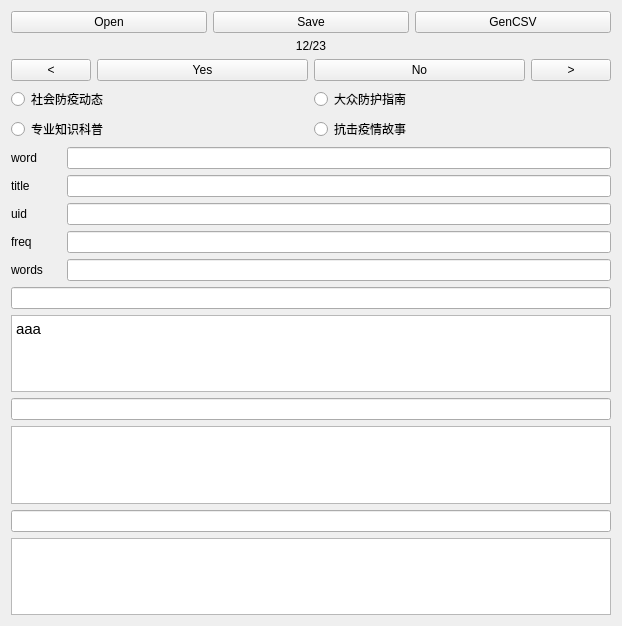
First picture: the form in mark.ui, repository myxxxsquared/mark, before the edit.
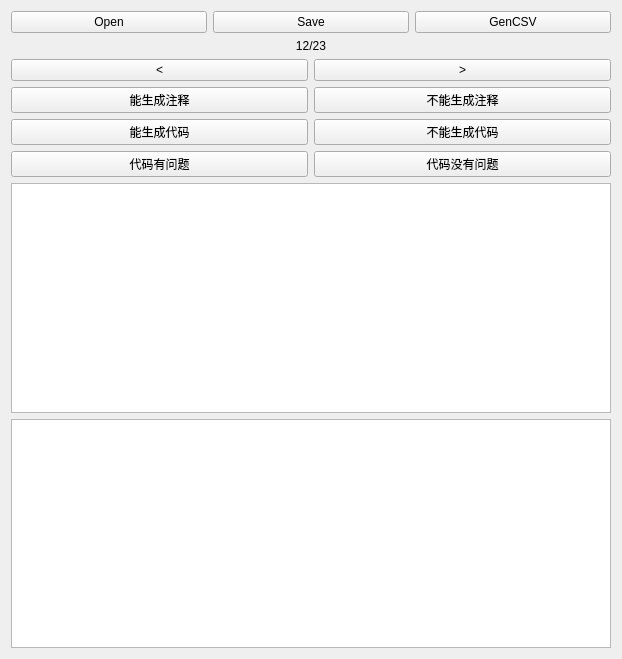
Second picture: the form after the edit.

```diff
--- a/mark.ui
+++ b/mark.ui
@@ -7,7 +7,7 @@
     <x>0</x>
     <y>0</y>
     <width>622</width>
-    <height>626</height>
+    <height>659</height>
    </rect>
   </property>
   <property name="windowTitle">
@@ -54,7 +54,7 @@
      <item>
       <widget class="QPushButton" name="btn_back">
        <property name="sizePolicy">
-        <sizepolicy hsizetype="Fixed" vsizetype="Fixed">
+        <sizepolicy hsizetype="Minimum" vsizetype="Fixed">
          <horstretch>0</horstretch>
          <verstretch>0</verstretch>
         </sizepolicy>
@@ -64,45 +64,10 @@
        </property>
       </widget>
      </item>
-     <item>
-      <widget class="QPushButton" name="btn_yes">
-       <property name="sizePolicy">
-        <sizepolicy hsizetype="Minimum" vsizetype="Fixed">
-         <horstretch>0</horstretch>
-         <verstretch>0</verstretch>
-        </sizepolicy>
-       </property>
-       <property name="font">
-        <font>
-         <weight>50</weight>
-         <bold>false</bold>
-        </font>
-       </property>
-       <property name="styleSheet">
-        <string notr="true"/>
-       </property>
-       <property name="text">
-        <string>Yes</string>
-       </property>
-      </widget>
-     </item>
-     <item>
-      <widget class="QPushButton" name="btn_no">
-       <property name="sizePolicy">
-        <sizepolicy hsizetype="Minimum" vsizetype="Fixed">
-         <horstretch>0</horstretch>
-         <verstretch>0</verstretch>
-        </sizepolicy>
-       </property>
-       <property name="text">
-        <string>No</string>
-       </property>
-      </widget>
-     </item>
      <item>
       <widget class="QPushButton" name="btn_next">
        <property name="sizePolicy">
-        <sizepolicy hsizetype="Fixed" vsizetype="Fixed">
+        <sizepolicy hsizetype="Minimum" vsizetype="Fixed">
          <horstretch>0</horstretch>
          <verstretch>0</verstretch>
         </sizepolicy>
@@ -114,121 +79,40 @@
      </item>
     </layout>
    </item>
-   <item>
-    <layout class="QGridLayout" name="layout_1">
-     <item row="0" column="0">
-      <widget class="QRadioButton" name="radio_1">
-       <property name="text">
-        <string>社会防疫动态</string>
-       </property>
-      </widget>
-     </item>
-     <item row="1" column="0">
-      <widget class="QRadioButton" name="radio_3">
-       <property name="text">
-        <string>专业知识科普</string>
-       </property>
-      </widget>
-     </item>
-     <item row="0" column="1">
-      <widget class="QRadioButton" name="radio_2">
-       <property name="text">
-        <string>大众防护指南</string>
-       </property>
-      </widget>
-     </item>
-     <item row="1" column="1">
-      <widget class="QRadioButton" name="radio_4">
-       <property name="text">
-        <string>抗击疫情故事</string>
-       </property>
-      </widget>
-     </item>
-    </layout>
-   </item>
-   <item>
-    <layout class="QHBoxLayout" name="layout_8">
-     <item>
-      <widget class="QLabel" name="label_static0">
-       <property name="sizePolicy">
-        <sizepolicy hsizetype="Fixed" vsizetype="Preferred">
-         <horstretch>0</horstretch>
-         <verstretch>0</verstretch>
-        </sizepolicy>
-       </property>
-       <property name="minimumSize">
-        <size>
-         <width>50</width>
-         <height>0</height>
-        </size>
-       </property>
-       <property name="baseSize">
-        <size>
-         <width>0</width>
-         <height>0</height>
-        </size>
-       </property>
-       <property name="text">
-        <string>word</string>
-       </property>
-      </widget>
-     </item>
-     <item>
-      <widget class="QLineEdit" name="text_word"/>
-     </item>
-    </layout>
-   </item>
-   <item>
-    <layout class="QHBoxLayout" name="layout_6">
-     <item>
-      <widget class="QLabel" name="label_static1">
-       <property name="sizePolicy">
-        <sizepolicy hsizetype="Fixed" vsizetype="Preferred">
-         <horstretch>0</horstretch>
-         <verstretch>0</verstretch>
-        </sizepolicy>
-       </property>
-       <property name="minimumSize">
-        <size>
-         <width>50</width>
-         <height>0</height>
-        </size>
-       </property>
-       <property name="baseSize">
-        <size>
-         <width>0</width>
-         <height>0</height>
-        </size>
-       </property>
-       <property name="text">
-        <string>title</string>
-       </property>
-      </widget>
-     </item>
-     <item>
-      <widget class="QLineEdit" name="text_title"/>
-     </item>
-    </layout>
-   </item>
    <item>
     <layout class="QHBoxLayout" name="layout_3">
      <item>
-      <widget class="QLabel" name="label_static2">
-       <property name="minimumSize">
-        <size>
-         <width>50</width>
-         <height>0</height>
-        </size>
+      <widget class="QPushButton" name="btn_1_yes">
+       <property name="sizePolicy">
+        <sizepolicy hsizetype="Minimum" vsizetype="Fixed">
+         <horstretch>0</horstretch>
+         <verstretch>0</verstretch>
+        </sizepolicy>
+       </property>
+       <property name="font">
+        <font>
+         <weight>50</weight>
+         <bold>false</bold>
+        </font>
+       </property>
+       <property name="styleSheet">
+        <string notr="true"/>
        </property>
        <property name="text">
-        <string>uid</string>
+        <string>能生成注释</string>
        </property>
       </widget>
      </item>
      <item>
-      <widget class="QLineEdit" name="text_uid">
-       <property name="readOnly">
-        <bool>true</bool>
+      <widget class="QPushButton" name="btn_1_no">
+       <property name="sizePolicy">
+        <sizepolicy hsizetype="Minimum" vsizetype="Fixed">
+         <horstretch>0</horstretch>
+         <verstretch>0</verstretch>
+        </sizepolicy>
+       </property>
+       <property name="text">
+        <string>不能生成注释</string>
        </property>
       </widget>
      </item>
@@ -237,22 +121,37 @@
    <item>
     <layout class="QHBoxLayout" name="layout_4">
      <item>
-      <widget class="QLabel" name="label_static3">
-       <property name="minimumSize">
-        <size>
-         <width>50</width>
-         <height>0</height>
-        </size>
+      <widget class="QPushButton" name="btn_2_yes">
+       <property name="sizePolicy">
+        <sizepolicy hsizetype="Minimum" vsizetype="Fixed">
+         <horstretch>0</horstretch>
+         <verstretch>0</verstretch>
+        </sizepolicy>
+       </property>
+       <property name="font">
+        <font>
+         <weight>50</weight>
+         <bold>false</bold>
+        </font>
+       </property>
+       <property name="styleSheet">
+        <string notr="true"/>
        </property>
        <property name="text">
-        <string>freq</string>
+        <string>能生成代码</string>
        </property>
       </widget>
      </item>
      <item>
-      <widget class="QLineEdit" name="text_freq">
-       <property name="readOnly">
-        <bool>true</bool>
+      <widget class="QPushButton" name="btn_2_no">
+       <property name="sizePolicy">
+        <sizepolicy hsizetype="Minimum" vsizetype="Fixed">
+         <horstretch>0</horstretch>
+         <verstretch>0</verstretch>
+        </sizepolicy>
+       </property>
+       <property name="text">
+        <string>不能生成代码</string>
        </property>
       </widget>
      </item>
@@ -261,58 +160,52 @@
    <item>
     <layout class="QHBoxLayout" name="layout_5">
      <item>
-      <widget class="QLabel" name="label_static4">
-       <property name="minimumSize">
-        <size>
-         <width>50</width>
-         <height>0</height>
-        </size>
+      <widget class="QPushButton" name="btn_3_yes">
+       <property name="sizePolicy">
+        <sizepolicy hsizetype="Minimum" vsizetype="Fixed">
+         <horstretch>0</horstretch>
+         <verstretch>0</verstretch>
+        </sizepolicy>
+       </property>
+       <property name="font">
+        <font>
+         <weight>50</weight>
+         <bold>false</bold>
+        </font>
+       </property>
+       <property name="styleSheet">
+        <string notr="true"/>
        </property>
        <property name="text">
-        <string>words</string>
+        <string>代码有问题</string>
        </property>
       </widget>
      </item>
      <item>
-      <widget class="QLineEdit" name="text_words">
-       <property name="readOnly">
-        <bool>true</bool>
+      <widget class="QPushButton" name="btn_3_no">
+       <property name="sizePolicy">
+        <sizepolicy hsizetype="Minimum" vsizetype="Fixed">
+         <horstretch>0</horstretch>
+         <verstretch>0</verstretch>
+        </sizepolicy>
+       </property>
+       <property name="text">
+        <string>代码没有问题</string>
        </property>
       </widget>
      </item>
     </layout>
    </item>
-   <item>
-    <widget class="QLineEdit" name="text_title_1">
-     <property name="readOnly">
-      <bool>true</bool>
-     </property>
-    </widget>
-   </item>
    <item>
     <widget class="QTextEdit" name="text_detail_1">
      <property name="readOnly">
       <bool>true</bool>
      </property>
-     <property name="html">
-      <string>&lt;!DOCTYPE HTML PUBLIC &quot;-//W3C//DTD HTML 4.0//EN&quot; &quot;http://www.w3.org/TR/REC-html40/strict.dtd&quot;&gt;
-&lt;html&gt;&lt;head&gt;&lt;meta name=&quot;qrichtext&quot; content=&quot;1&quot; /&gt;&lt;style type=&quot;text/css&quot;&gt;
-p, li { white-space: pre-wrap; }
-&lt;/style&gt;&lt;/head&gt;&lt;body style=&quot; font-family:'Ubuntu'; font-size:11pt; font-weight:400; font-style:normal;&quot;&gt;
-&lt;p style=&quot; margin-top:0px; margin-bottom:0px; margin-left:0px; margin-right:0px; -qt-block-indent:0; text-indent:0px;&quot;&gt;&lt;span style=&quot; font-family:'Ubuntu';&quot;&gt;aaa&lt;/span&gt;&lt;/p&gt;&lt;/body&gt;&lt;/html&gt;</string>
-     </property>
      <property name="placeholderText">
       <string/>
      </property>
     </widget>
    </item>
-   <item>
-    <widget class="QLineEdit" name="text_title_2">
-     <property name="readOnly">
-      <bool>true</bool>
-     </property>
-    </widget>
-   </item>
    <item>
     <widget class="QTextEdit" name="text_detail_2">
      <property name="readOnly">
@@ -320,20 +213,6 @@
      </property>
     </widget>
    </item>
-   <item>
-    <widget class="QLineEdit" name="text_title_3">
-     <property name="readOnly">
-      <bool>true</bool>
-     </property>
-    </widget>
-   </item>
-   <item>
-    <widget class="QTextEdit" name="text_detail_3">
-     <property name="readOnly">
-      <bool>true</bool>
-     </property>
-    </widget>
-   </item>
   </layout>
  </widget>
  <tabstops>
```
Left out of the diff: 15 changed lines with no effect on the pictures.
